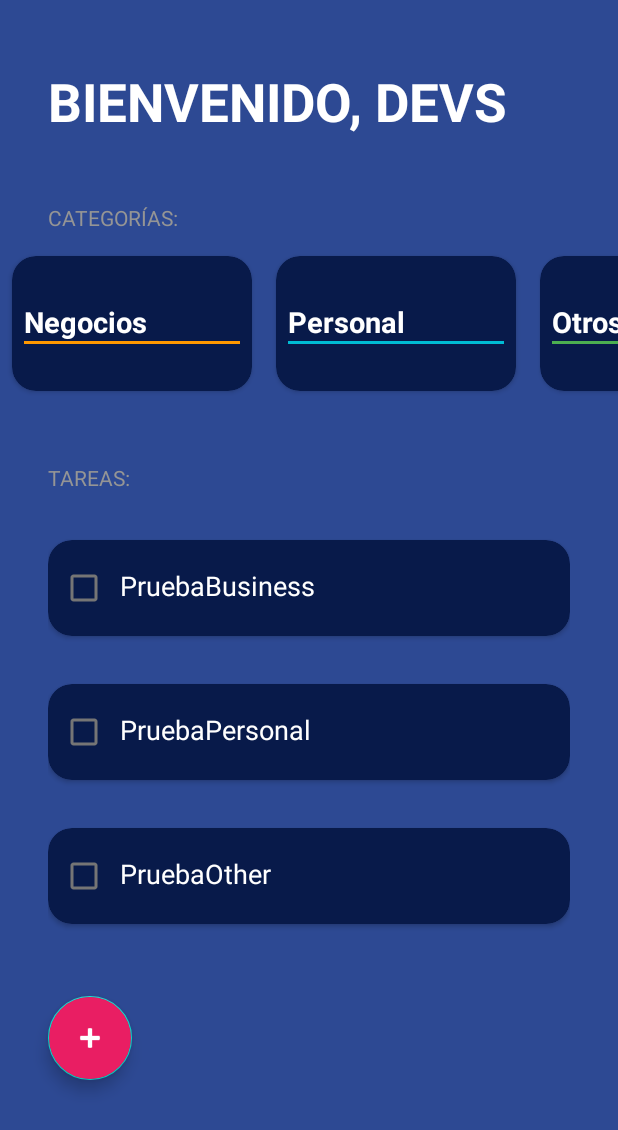
After one commit to Charlie-Tc/Android-Studio, an Android app: the TodoActivity screen opened directly, with no data from a screen before it, on a phone screen of 412 x 824 dp. The commit adds this screen. Shown: the top 1130 px of the screen. Run offline under Robolectric (Android 15) with nearby library versions, the phone set to English and light mode, and no system bars.

Commit message:
starting with everything activity

```diff
--- /dev/null
+++ b/app/src/main/java/com/charlietc/androidcharly/todoapp/CategoriesAdapter.kt
@@ -0,0 +1,20 @@
+package com.charlietc.androidcharly.todoapp
+
+import android.view.LayoutInflater
+import android.view.ViewGroup
+import androidx.recyclerview.widget.RecyclerView
+import com.charlietc.androidcharly.R
+
+class CategoriesAdapter(private val categories:List<TaskCategory>): RecyclerView.Adapter<CategoriesViewHolder>() {
+    override fun onCreateViewHolder(parent: ViewGroup, viewType: Int): CategoriesViewHolder {
+        val view = LayoutInflater.from(parent.context).inflate(R.layout.item_task_category, parent, false)
+        return CategoriesViewHolder(view)
+    }
+
+    override fun getItemCount()= categories.size
+
+    override fun onBindViewHolder(holder: CategoriesViewHolder, position: Int) {
+        holder.render(categories[position])
+    }
+
+}
--- /dev/null
+++ b/app/src/main/java/com/charlietc/androidcharly/todoapp/CategoriesViewHolder.kt
@@ -0,0 +1,31 @@
+package com.charlietc.androidcharly.todoapp
+
+import android.view.View
+import android.widget.TextView
+import androidx.core.content.ContextCompat
+import androidx.recyclerview.widget.RecyclerView
+import com.charlietc.androidcharly.R
+
+class CategoriesViewHolder(view:View) : RecyclerView.ViewHolder(view) {
+
+    private val tvCategoryName:TextView = view.findViewById(R.id.tvCategoryName)
+    private val divider:View = view.findViewById(R.id.divider)
+
+    fun render(taskCategory: TaskCategory){
+
+        when (taskCategory){
+            TaskCategory.Business -> {
+                tvCategoryName.text = "Negocios"
+                divider.setBackgroundColor(ContextCompat.getColor(divider.context, R.color.todo_business_category))
+            }
+            TaskCategory.Other -> {
+                tvCategoryName.text = "Otros"
+                divider.setBackgroundColor(ContextCompat.getColor(divider.context, R.color.todo_other_category))
+            }
+            TaskCategory.Personal -> {
+                tvCategoryName.text = "Personal"
+                divider.setBackgroundColor(ContextCompat.getColor(divider.context, R.color.todo_personal_category))
+            }
+        }
+    }
+}
--- /dev/null
+++ b/app/src/main/java/com/charlietc/androidcharly/todoapp/Task.kt
@@ -0,0 +1,5 @@
+package com.charlietc.androidcharly.todoapp
+
+data class Task (val name:String, val category: TaskCategory, var isSelected:Boolean = false) {
+
+}
--- /dev/null
+++ b/app/src/main/java/com/charlietc/androidcharly/todoapp/TasksAdapter.kt
@@ -0,0 +1,20 @@
+package com.charlietc.androidcharly.todoapp
+
+import android.view.LayoutInflater
+import android.view.ViewGroup
+import androidx.recyclerview.widget.RecyclerView
+import com.charlietc.androidcharly.R
+
+class TasksAdapter(private val tasks:List<Task>) : RecyclerView.Adapter<TasksViewHolder>() {
+    override fun onCreateViewHolder(parent: ViewGroup, viewType: Int): TasksViewHolder {
+        val view = LayoutInflater.from(parent.context).inflate(R.layout.item_todo_task, parent, false)
+        return TasksViewHolder(view)
+    }
+
+    override fun getItemCount() = tasks.size
+
+    override fun onBindViewHolder(holder: TasksViewHolder, position: Int) {
+        holder.render(tasks[position])
+    }
+
+}
--- /dev/null
+++ b/app/src/main/java/com/charlietc/androidcharly/todoapp/TasksViewHolder.kt
@@ -0,0 +1,17 @@
+package com.charlietc.androidcharly.todoapp
+
+import android.view.View
+import android.widget.CheckBox
+import android.widget.TextView
+import androidx.recyclerview.widget.RecyclerView
+import com.charlietc.androidcharly.R
+
+class TasksViewHolder (view: View) : RecyclerView.ViewHolder(view) {
+
+    private val tvTask: TextView = view.findViewById(R.id.tvTask)
+    private val cbTask: CheckBox = view.findViewById(R.id.cbTask)
+
+    fun render(task:Task){
+        tvTask.text = task.name
+    }
+}
--- /dev/null
+++ b/app/src/main/java/com/charlietc/androidcharly/todoapp/TodoActivity.kt
@@ -0,0 +1,65 @@
+package com.charlietc.androidcharly.todoapp
+
+import android.os.Bundle
+import androidx.activity.enableEdgeToEdge
+import androidx.appcompat.app.AppCompatActivity
+import androidx.core.view.ViewCompat
+import androidx.core.view.WindowInsetsCompat
+import androidx.recyclerview.widget.LinearLayoutManager
+import androidx.recyclerview.widget.RecyclerView
+import com.charlietc.androidcharly.R
+import com.charlietc.androidcharly.todoapp.TaskCategory.*
+
+class TodoActivity : AppCompatActivity() {
+
+    private  val categories = listOf(
+        Business,
+        Personal,
+        Other
+    )
+
+    private val tasks = mutableListOf(
+        Task("PruebaBusiness", Business),
+        Task("PruebaPersonal", Personal),
+        Task("PruebaOther", Other)
+    )
+
+    private lateinit var rvCategories: RecyclerView
+    private lateinit var categoriesAdapter: CategoriesAdapter
+
+
+    private lateinit var rvTasks: RecyclerView
+    private lateinit var tasksAdapter: TasksAdapter
+
+
+    override fun onCreate(savedInstanceState: Bundle?) {
+        super.onCreate(savedInstanceState)
+        enableEdgeToEdge()
+        setContentView(R.layout.activity_todo)
+        ViewCompat.setOnApplyWindowInsetsListener(findViewById(R.id.main)) { v, insets ->
+            val systemBars = insets.getInsets(WindowInsetsCompat.Type.systemBars())
+            v.setPadding(systemBars.left, systemBars.top, systemBars.right, systemBars.bottom)
+            insets
+        }
+        initComponet()
+        initUI()
+    }
+
+    // función para inicializar los componentes
+    private fun initComponet() {
+        rvCategories = findViewById(R.id.rvCategories)
+        rvTasks = findViewById(R.id.rvTasks)
+    }
+
+    // función para inicializar la interfaz gráfica
+    private fun initUI() {
+        categoriesAdapter = CategoriesAdapter(categories)
+        rvCategories.layoutManager = LinearLayoutManager(this, LinearLayoutManager.HORIZONTAL, false)
+        rvCategories.adapter = categoriesAdapter
+
+        tasksAdapter = TasksAdapter(tasks)
+        rvTasks.layoutManager = LinearLayoutManager(this)
+        rvTasks.adapter = tasksAdapter
+
+    }
+}
--- a/app/src/main/res/layout/activity_imc_calculator.xml
+++ b/app/src/main/res/layout/activity_imc_calculator.xml
@@ -256,13 +256,13 @@
 
     <Button
         android:id="@+id/btnCalculate"
-        android:layout_width="match_parent"
-        android:layout_height="70dp"
+        android:layout_width="0dp"
+        android:layout_height="80dp"
         android:layout_marginTop="52dp"
         android:text="@string/calculate"
         android:textAllCaps="true"
         app:layout_constraintEnd_toEndOf="parent"
         app:layout_constraintStart_toStartOf="parent"
-        app:layout_constraintTop_toBottomOf="@+id/viewWeight" />
+        app:layout_constraintBottom_toBottomOf="parent" />
 
 </androidx.constraintlayout.widget.ConstraintLayout>
--- /dev/null
+++ b/app/src/main/res/layout/activity_todo.xml
@@ -0,0 +1,58 @@
+<?xml version="1.0" encoding="utf-8"?>
+<LinearLayout xmlns:android="http://schemas.android.com/apk/res/android"
+    xmlns:tools="http://schemas.android.com/tools"
+    xmlns:app="http://schemas.android.com/apk/res-auto"
+    android:id="@+id/main"
+    android:layout_width="match_parent"
+    android:layout_height="match_parent"
+    android:orientation="vertical"
+    android:background="@color/todo_background_todo_app"
+    tools:context=".todoapp.TodoActivity">
+    <TextView
+        android:layout_width="wrap_content"
+        android:layout_height="wrap_content"
+        android:textSize="35sp"
+        android:layout_marginVertical="44dp"
+        android:layout_marginHorizontal="32dp"
+        android:textStyle="bold"
+        android:textColor="@color/white"
+        android:textAllCaps="true"
+        android:text="@string/todo_title"/>
+    <TextView
+        android:layout_width="wrap_content"
+        android:layout_height="wrap_content"
+        android:text="@string/todo_categories"
+        style="@style/TodoSubtitle"/>
+
+    <androidx.recyclerview.widget.RecyclerView
+        android:id="@+id/rvCategories"
+        android:layout_width="match_parent"
+        android:layout_height="wrap_content"/>
+
+    <TextView
+        android:layout_width="wrap_content"
+        android:layout_height="wrap_content"
+        android:text="@string/todo_tasks"
+        style="@style/TodoSubtitle"
+        android:layout_marginTop="32dp"/>
+
+
+    <androidx.recyclerview.widget.RecyclerView
+        android:id="@+id/rvTasks"
+        android:layout_width="match_parent"
+        android:layout_marginTop="16dp"
+        android:layout_marginHorizontal="32dp"
+        android:layout_height="wrap_content"/>
+
+    <com.google.android.material.floatingactionbutton.FloatingActionButton
+        android:id="@+id/fabAddTask"
+        android:layout_width="wrap_content"
+        android:layout_height="wrap_content"
+        android:backgroundTint="@color/todo_accent"
+        app:tint="@color/white"
+        app:fabSize="normal "
+        android:src="@android:drawable/ic_input_add"
+        android:layout_margin="32dp"/>
+
+
+</LinearLayout>
--- /dev/null
+++ b/app/src/main/res/layout/item_task_category.xml
@@ -0,0 +1,37 @@
+<?xml version="1.0" encoding="utf-8"?>
+<androidx.cardview.widget.CardView xmlns:android="http://schemas.android.com/apk/res/android"
+    xmlns:app="http://schemas.android.com/apk/res-auto"
+    xmlns:tools="http://schemas.android.com/tools"
+    android:layout_width="160dp"
+    android:layout_height="90dp"
+    android:layout_marginHorizontal="8dp"
+    android:layout_marginVertical="16dp"
+    app:cardBackgroundColor="@color/todo_background_card"
+    app:cardCornerRadius="16dp">
+
+    <LinearLayout
+        android:layout_width="match_parent"
+        android:layout_height="match_parent"
+        android:orientation="vertical"
+        android:layout_margin="8dp"
+        android:gravity="center_vertical">
+
+        <TextView
+            android:id="@+id/tvCategoryName"
+            android:layout_width="wrap_content"
+            android:layout_height="wrap_content"
+            android:textColor="@color/white"
+            tools:text="PRUEBA"
+            android:textStyle="bold"
+            android:textSize="19sp"/>
+
+        <View
+            android:id="@+id/divider"
+            android:layout_width="match_parent"
+            tools:background="@color/white"
+            android:layout_height="2dp"/>
+
+    </LinearLayout>
+
+
+</androidx.cardview.widget.CardView>
--- /dev/null
+++ b/app/src/main/res/layout/item_todo_task.xml
@@ -0,0 +1,33 @@
+<?xml version="1.0" encoding="utf-8"?>
+<androidx.cardview.widget.CardView xmlns:android="http://schemas.android.com/apk/res/android"
+    android:layout_width="match_parent"
+    android:layout_height="wrap_content"
+    xmlns:app="http://schemas.android.com/apk/res-auto"
+    xmlns:tools="http://schemas.android.com/tools"
+    app:cardCornerRadius="16dp"
+    app:cardBackgroundColor="@color/todo_background_card"
+    android:layout_marginVertical="16dp">
+
+    <LinearLayout
+        android:paddingVertical="8dp"
+        android:layout_width="match_parent"
+        android:layout_height="wrap_content"
+        android:orientation="horizontal">
+
+        <CheckBox
+            android:id="@+id/cbTask"
+            android:layout_width="wrap_content"
+            android:layout_height="wrap_content"/>
+
+        <TextView
+            android:id="@+id/tvTask"
+            android:layout_width="wrap_content"
+            android:layout_height="wrap_content"
+            android:textSize="18sp"
+            android:textColor="@color/white"
+            tools:text="Prueba"/>
+
+
+    </LinearLayout>
+
+</androidx.cardview.widget.CardView>
--- a/app/src/main/res/values/colors.xml
+++ b/app/src/main/res/values/colors.xml
@@ -8,10 +8,41 @@
     <color name="black">#FF000000</color>
     <color name="white">#FFFFFFFF</color>
 
+
+    <!--IMC App-->
     <color name="background_component">#1D1E33</color>
     <color name="background_component_selected">#FF111328</color>
     <color name="background_app">#0E0B20</color>
     <color name="background_button">#EB1555</color>
     <color name="title_text">#FF8D8E98</color>
     <color name="background_fab">#FF6200EE</color>
+
+    <color name="peso_bajo">#FFEB3B</color>
+    <color name="peso_normal">#00FF0A</color>
+    <color name="sobrepeso">#FD4A11</color>
+    <color name="obesidad">#FF1100</color>
+
+    <!--TodoApp-->
+    <color name="todo_background_card">#FF081A4A</color>
+    <color name="todo_background_disabled">#787878</color>
+    <color name="todo_background_todo_app">#FF2D4993</color>
+    <color name="todo_subtitle_text">#959595</color>
+    <color name="todo_accent">#E91E63</color>
+
+    <color name="todo_business_category">#FF9800</color>
+    <color name="todo_personal_category">#00BCD4</color>
+    <color name="todo_other_category">#4CAF50</color>
+
+    <!--    SuperheroApp-->
+    <color name="superhero_item_name">#8B673AB7</color>
+
+    <color name="superhero_stat_intelligence">#00ff00</color>
+    <color name="superhero_stat_strength">#FF0000</color>
+    <color name="superhero_stat_speed">#E88B00</color>
+    <color name="superhero_stat_durability">#03A9F4</color>
+    <color name="superhero_stat_power">#FFEB3B</color>
+    <color name="superhero_stat_combat">#673AB7</color>
+
+    <!--    Setting-->
+    <color name="settings_text_title">#000000</color>
 </resources>
--- a/app/src/main/res/values/themes.xml
+++ b/app/src/main/res/values/themes.xml
@@ -13,4 +13,26 @@
         <item name="android:statusBarColor">?attr/colorPrimaryVariant</item>
         <!-- Customize your theme here. -->
     </style>
+
+    <style name="Theme.TODOApp" parent="Theme.MaterialComponents.DayNight.NoActionBar">
+        <!-- Primary brand color. -->
+        <item name="colorPrimary">@color/purple_500</item>
+        <item name="colorPrimaryVariant">@color/purple_700</item>
+        <item name="colorOnPrimary">@color/white</item>
+        <!-- Secondary brand color. -->
+        <item name="colorSecondary">@color/teal_200</item>
+        <item name="colorSecondaryVariant">@color/teal_700</item>
+        <item name="colorOnSecondary">@color/black</item>
+        <!-- Status bar color. -->
+        <item name="android:statusBarColor">@color/todo_background_todo_app</item>
+        <!-- Customize your theme here. -->
+    </style>
+
+    <style name="TodoSubtitle">
+        <item name="textAllCaps">true</item>
+        <item name="android:textColor">@color/todo_subtitle_text</item>
+        <item name="android:layout_marginHorizontal">32dp</item>
+    </style>
+
+
 </resources>
```
Also changed, not shown: app/src/main/AndroidManifest.xml (+8 -1 lines), app/src/main/java/com/charlietc/androidcharly/MenuActivity.kt (+8 -0 lines), app/src/main/java/com/charlietc/androidcharly/ResultIMCActivity.kt (added, +80 -0 lines), app/src/main/java/com/charlietc/androidcharly/imcCalculator/ImcCalculatorActivity.kt (+26 -3 lines), app/src/main/java/com/charlietc/androidcharly/todoapp/TaskCategory.kt (added, +8 -0 lines), app/src/main/res/layout/activity_menu.xml (+7 -0 lines), app/src/main/res/layout/activity_result_imcactivity.xml (added, +71 -0 lines), app/src/main/res/values/strings.xml (+33 -2 lines).
